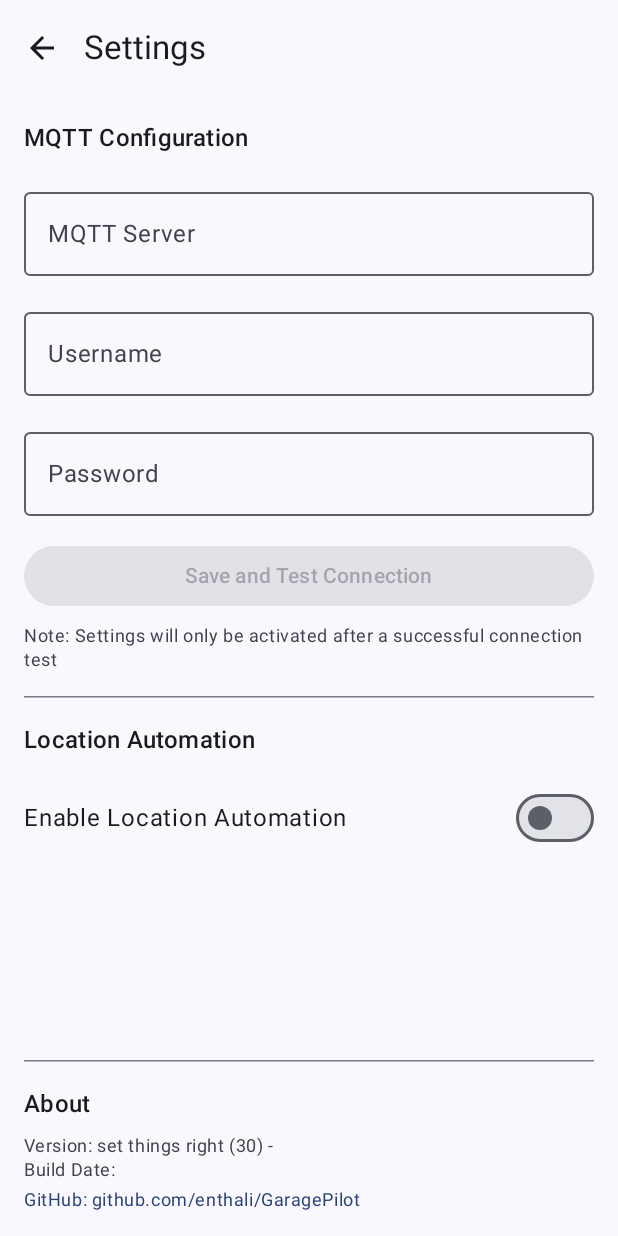
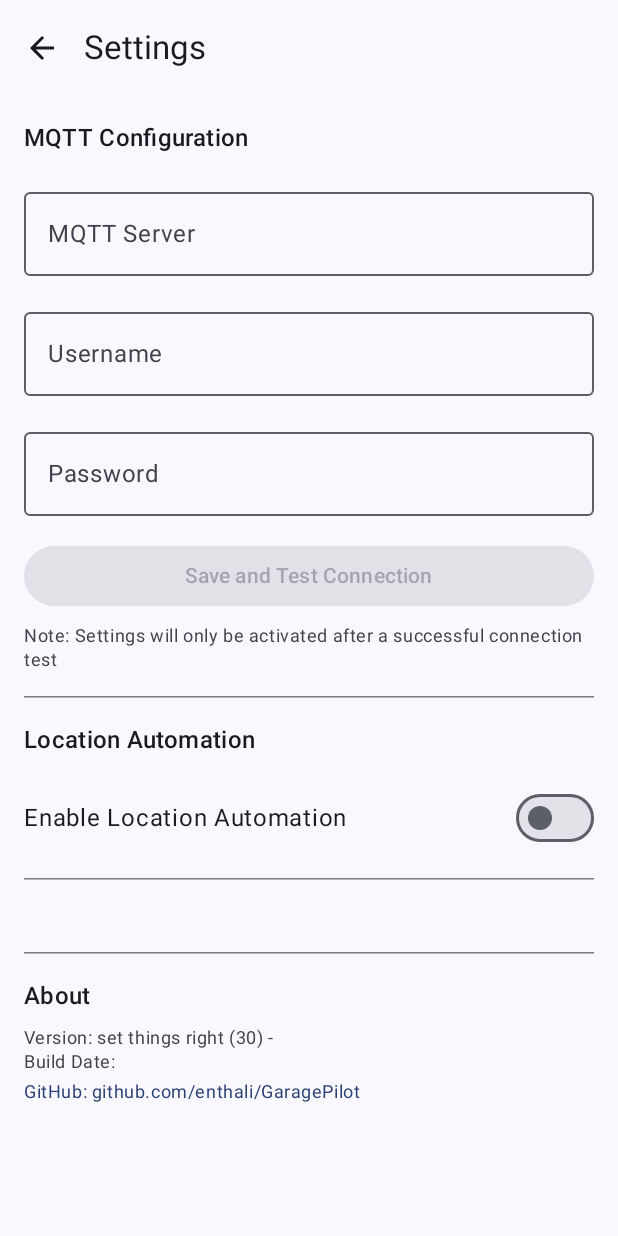
Before and after one commit to enthali/GContrl, an Android app built with Jetpack Compose: the @Preview function SettingsScreenPreview, on a phone screen of 412 x 824 dp. Run offline under Robolectric (Android 15) with nearby library versions, the phone set to English and light mode, and no system bars; libraries missing offline, so code that uses them is left out: com.hivemq.client.

Commit message:
Fix settings screen scrolling and layout
- Added vertical scrolling to settings screen content
- Removed redundant divider before version section
- Fixed import path for SettingsScreen in MainActivity

```diff
--- a/app/src/main/java/de/drachenfels/gcontrl/MainActivity.kt
+++ b/app/src/main/java/de/drachenfels/gcontrl/MainActivity.kt
@@ -12,7 +12,7 @@ import androidx.compose.runtime.setValue
 import androidx.lifecycle.lifecycleScope
 import de.drachenfels.gcontrl.mqtt.MQTTService
 import de.drachenfels.gcontrl.ui.MainScreen
-import de.drachenfels.gcontrl.ui.SettingsScreen
+import de.drachenfels.gcontrl.ui.settings.SettingsScreen
 import de.drachenfels.gcontrl.ui.theme.GContrlTheme
 import de.drachenfels.gcontrl.utils.AndroidLogger
 import de.drachenfels.gcontrl.utils.LogConfig
--- a/app/src/main/java/de/drachenfels/gcontrl/ui/settings/SettingsScreen.kt
+++ b/app/src/main/java/de/drachenfels/gcontrl/ui/settings/SettingsScreen.kt
@@ -3,6 +3,8 @@ package de.drachenfels.gcontrl.ui.settings
 import android.content.Context
 import android.widget.Toast
 import androidx.compose.foundation.layout.*
+import androidx.compose.foundation.rememberScrollState
+import androidx.compose.foundation.verticalScroll
 import androidx.compose.material.icons.Icons
 import androidx.compose.material.icons.filled.ArrowBack
 import androidx.compose.material3.*
@@ -45,6 +47,7 @@ fun SettingsScreen(
     val context = LocalContext.current
     val prefs = remember { context.getSharedPreferences(PREFS_NAME, Context.MODE_PRIVATE) }
     val scope = rememberCoroutineScope()
+    val scrollState = rememberScrollState()
 
     // MQTT state
     var mqttServer by remember { mutableStateOf(prefs.getString(KEY_MQTT_SERVER, "") ?: "") }
@@ -86,6 +89,7 @@ fun SettingsScreen(
             modifier = modifier
                 .fillMaxSize()
                 .padding(paddingValues)
+                .verticalScroll(scrollState)
                 .padding(16.dp),
             verticalArrangement = Arrangement.spacedBy(16.dp)
         ) {
@@ -141,7 +145,7 @@ fun SettingsScreen(
                 }
             )
 
-            HorizontalDivider()
+            HorizontalDivider(color = MaterialTheme.colorScheme.outlineVariant)
 
             // Location Automation Section
             LocationAutomationSection(
@@ -168,9 +172,8 @@ fun SettingsScreen(
                 }
             )
 
-            Spacer(modifier = Modifier.weight(1f))
+            HorizontalDivider(color = MaterialTheme.colorScheme.outlineVariant)
 
-            // Version Info Section
             VersionInfoSection()
         }
     }
```
